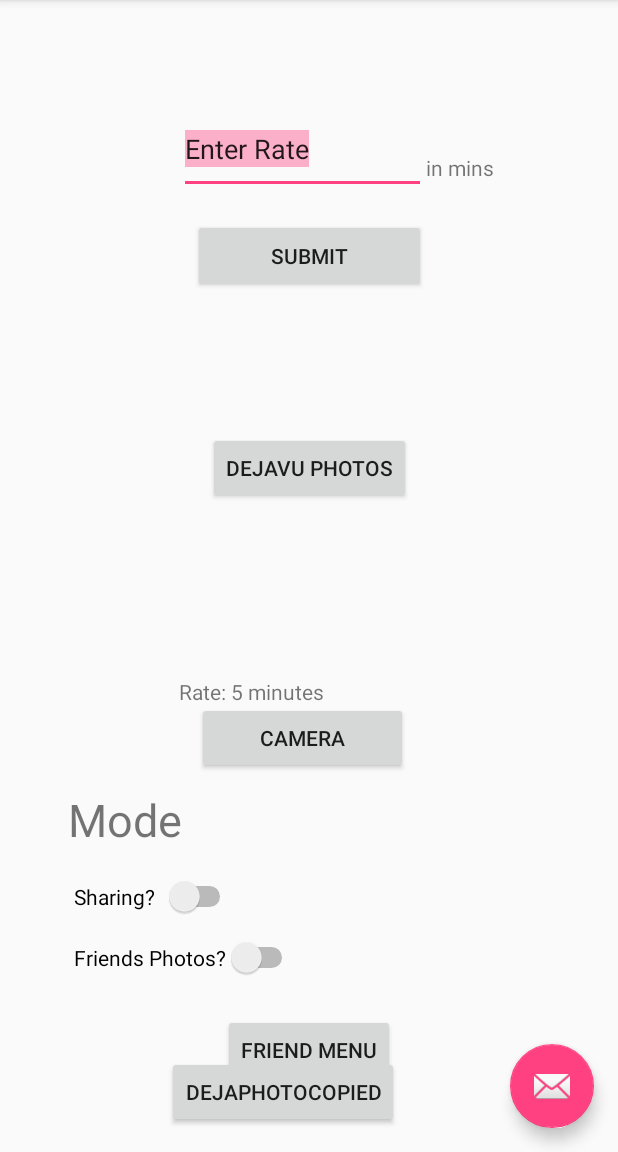
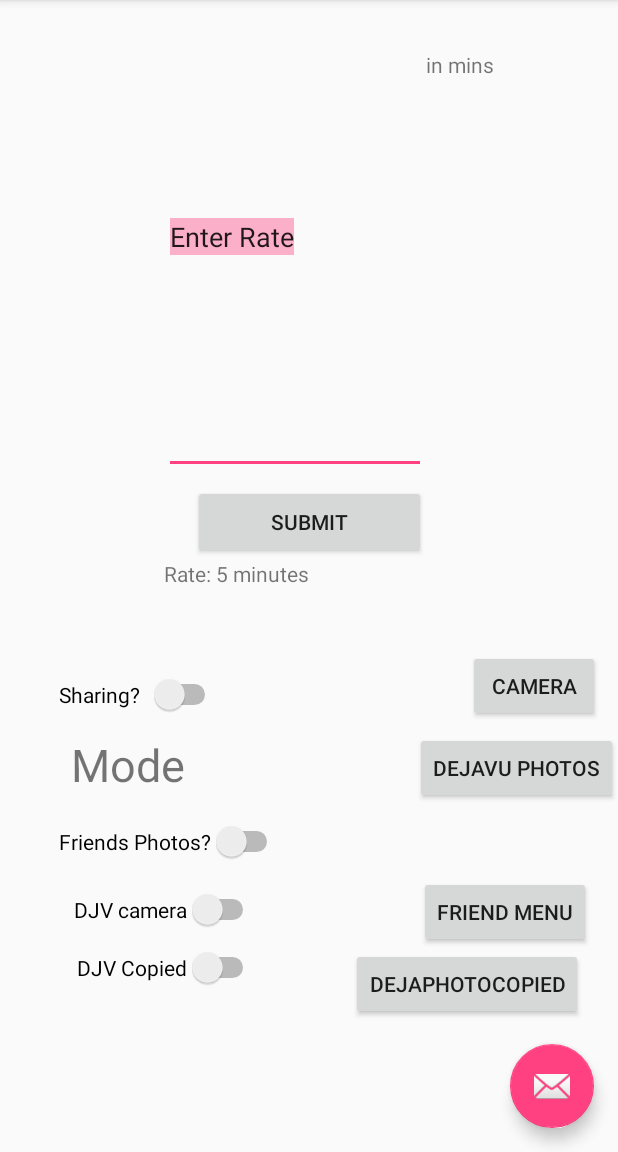
Before and after one commit to ahidalgo95/Software-Engineering-Project, an Android app: the screen it shows after launch (MainActivity), on a phone screen of 412 x 824 dp, the part 84-1236 px from its top. Run offline under Robolectric (Android 15) with nearby library versions, the phone set to English and light mode, and no system bars.

Commit message:
UI changes

```diff
--- a/app/src/main/java/com/example/katevandonge/dejaphotoproject/MainActivity.java
+++ b/app/src/main/java/com/example/katevandonge/dejaphotoproject/MainActivity.java
@@ -42,6 +42,8 @@ public class MainActivity extends AppCompatActivity implements LocationListener{
     TrackLocation mLocation;
     static boolean sharingMode = false; //false Means sharing is off
     static boolean friendMode = false;
+    static boolean cameraMode = false;
+    static boolean copiedMode = false;
     User user;
     static int rate = 5000; //set at 5000ms for testing at 5 seconds
     static Intent intentAlpha;
@@ -209,11 +211,7 @@ public class MainActivity extends AppCompatActivity implements LocationListener{
      * @param view
      */
     public void sharingChange(View view){ //tested and works!
-        String thing1 = "" + sharingMode;
-        Log.v("SHARING", thing1);
         sharingMode = !sharingMode;
-        String thing2 = "" + sharingMode;
-        Log.v("SHARING", thing2);
     }
 
     /**
@@ -222,12 +220,15 @@ public class MainActivity extends AppCompatActivity implements LocationListener{
      * @param view
      */
     public void friendModeChange(View view){
-        String thing1 = "" + friendMode;
-        Log.v("SHARING", thing1);
         friendMode = !friendMode;
-        String thing2 = "" + friendMode;
-        Log.v("SHARING", thing2);
+    }
 
+    public void cameraChange(View view){
+        cameraMode = !cameraMode;
+    }
+
+    public void copiedChange(View view){
+        copiedMode = !copiedMode;
     }
 
        /*
--- a/app/src/main/res/layout/content_main.xml
+++ b/app/src/main/res/layout/content_main.xml
@@ -14,7 +14,7 @@
     <EditText
         android:id="@+id/rate"
         android:layout_width="0dp"
-        android:layout_height="60dp"
+        android:layout_height="0dp"
         android:selectAllOnFocus="true"
         android:singleLine="true"
         android:text="Enter Rate"
@@ -22,11 +22,11 @@
         tools:layout_constraintTop_creator="1"
         tools:layout_constraintRight_creator="1"
         tools:layout_constraintBottom_creator="1"
-        app:layout_constraintBottom_toBottomOf="@+id/submit"
-        android:layout_marginTop="69dp"
         tools:layout_constraintLeft_creator="1"
-        android:layout_marginBottom="66dp"
         app:layout_constraintLeft_toLeftOf="@+id/display"
+        app:layout_constraintHorizontal_bias="0.0"
+        app:layout_constraintBottom_toTopOf="@+id/submit"
+        android:layout_marginBottom="7dp"
         app:layout_constraintTop_toTopOf="parent" />
 
     <Button
@@ -38,11 +38,10 @@
         app:layout_constraintLeft_toLeftOf="parent"
         app:layout_constraintRight_toRightOf="parent"
         app:layout_constraintHorizontal_bias="0.502"
-        tools:layout_constraintTop_creator="1"
         tools:layout_constraintRight_creator="1"
-        android:layout_marginTop="146dp"
         tools:layout_constraintLeft_creator="1"
-        app:layout_constraintTop_toTopOf="parent" />
+        tools:layout_constraintBottom_creator="1"
+        app:layout_constraintBottom_toTopOf="@+id/display" />
 
     <TextView
         android:id="@+id/display"
@@ -52,7 +51,7 @@
         tools:layout_constraintBottom_creator="1"
         app:layout_constraintBottom_toBottomOf="parent"
         tools:layout_constraintLeft_creator="1"
-        android:layout_marginBottom="287dp"
+        android:layout_marginBottom="366dp"
         app:layout_constraintLeft_toLeftOf="@+id/switch1"
         android:layout_marginLeft="70dp"
         android:layout_marginStart="70dp" />
@@ -69,31 +68,35 @@
         tools:layout_constraintLeft_creator="1"
         android:layout_marginBottom="17dp"
         app:layout_constraintTop_toTopOf="@+id/rate"
-        app:layout_constraintLeft_toRightOf="@+id/submit" />
+        app:layout_constraintLeft_toRightOf="@+id/submit"
+        app:layout_constraintVertical_bias="0.0" />
 
     <ImageView
         android:layout_width="135dp"
-        android:layout_height="95dp"
+        android:layout_height="0dp"
         android:id="@+id/testPhoto"
-        tools:layout_editor_absoluteY="400dp"
-        tools:layout_editor_absoluteX="-1dp" />
+        tools:layout_constraintTop_creator="1"
+        tools:layout_constraintBottom_creator="1"
+        app:layout_constraintBottom_toBottomOf="parent"
+        android:layout_marginTop="13dp"
+        app:layout_constraintTop_toBottomOf="@+id/copiedSwitch"
+        tools:layout_constraintLeft_creator="1"
+        android:layout_marginBottom="3dp"
+        app:layout_constraintLeft_toLeftOf="parent" />
 
     <Button
         android:id="@+id/camButton"
         android:layout_width="0dp"
         android:layout_height="48dp"
         android:layout_marginEnd="12dp"
-        android:layout_marginStart="12dp"
         android:onClick="accessCamera"
         android:text="Camera"
         app:layout_constraintBottom_toBottomOf="parent"
-        app:layout_constraintHorizontal_bias="0.333"
-        app:layout_constraintLeft_toLeftOf="@+id/rate"
-        app:layout_constraintRight_toRightOf="@+id/rate"
         app:layout_constraintTop_toTopOf="parent"
-        app:layout_constraintVertical_bias="0.65"
-        tools:layout_constraintLeft_creator="1"
-        tools:layout_constraintRight_creator="1" />
+        app:layout_constraintVertical_bias="0.602"
+        tools:layout_constraintRight_creator="1"
+        android:layout_marginRight="12dp"
+        app:layout_constraintRight_toRightOf="parent" />
 
     <Button
         android:id="@+id/button3"
@@ -103,10 +106,9 @@
         tools:layout_constraintTop_creator="1"
         tools:layout_constraintRight_creator="1"
         android:layout_marginEnd="23dp"
-        app:layout_constraintRight_toRightOf="@+id/display"
-        android:layout_marginTop="223dp"
-        app:layout_constraintTop_toBottomOf="@+id/display"
-        android:layout_marginRight="23dp" />
+        android:layout_marginRight="23dp"
+        app:layout_constraintRight_toRightOf="parent"
+        app:layout_constraintTop_toBottomOf="@+id/FriendActivity" />
 
     <Switch
         android:id="@+id/switch1"
@@ -116,17 +118,12 @@
         android:onClick="sharingChange"
         android:textColorLink="@android:color/holo_purple"
         tools:layout_constraintTop_creator="1"
-        tools:layout_constraintRight_creator="1"
-        tools:layout_constraintBottom_creator="1"
-        app:layout_constraintBottom_toBottomOf="@+id/button3"
-        app:layout_constraintRight_toRightOf="parent"
-        android:layout_marginTop="12dp"
+        android:layout_marginTop="34dp"
         app:layout_constraintTop_toBottomOf="@+id/display"
         tools:layout_constraintLeft_creator="1"
-        android:layout_marginBottom="18dp"
         app:layout_constraintLeft_toLeftOf="parent"
-        app:layout_constraintHorizontal_bias="0.163"
-        app:layout_constraintVertical_bias="0.417" />
+        android:layout_marginLeft="39dp"
+        android:layout_marginStart="39dp" />
 
     <TextView
         android:id="@+id/textView"
@@ -134,26 +131,24 @@
         android:layout_height="45dp"
         android:text="Modes"
         android:textSize="30dp"
-        tools:layout_constraintTop_creator="1"
-        tools:layout_constraintRight_creator="1"
         tools:layout_constraintBottom_creator="1"
-        app:layout_constraintBottom_toBottomOf="@+id/switch1"
-        android:layout_marginEnd="24dp"
-        app:layout_constraintRight_toRightOf="@+id/switch1"
-        android:layout_marginTop="45dp"
-        app:layout_constraintTop_toBottomOf="@+id/display"
-        android:layout_marginBottom="54dp" />
+        android:layout_marginLeft="47dp"
+        app:layout_constraintLeft_toLeftOf="parent"
+        app:layout_constraintBottom_toBottomOf="parent"
+        android:layout_marginBottom="233dp"
+        android:layout_marginStart="47dp" />
 
     <Switch
-        android:id="@+id/switch2"
+        android:id="@+id/friendSwitch"
         android:layout_width="wrap_content"
         android:layout_height="wrap_content"
+        android:layout_marginTop="57dp"
+        android:onClick="friendModeChange"
         android:text="Friends Photos?"
-        android:onClick="friendModeChange"
-        tools:layout_constraintTop_creator="1"
+        app:layout_constraintLeft_toLeftOf="@+id/switch1"
         app:layout_constraintTop_toBottomOf="@+id/switch1"
         tools:layout_constraintLeft_creator="1"
-        app:layout_constraintLeft_toLeftOf="@+id/switch1" />
+        tools:layout_constraintTop_creator="1" />
 
     <Button
         android:id="@+id/FriendActivity"
@@ -166,13 +161,14 @@
         tools:layout_constraintBottom_creator="1"
         app:layout_constraintBottom_toBottomOf="parent"
         tools:layout_constraintLeft_creator="1"
-        android:layout_marginBottom="44dp" />
+        android:layout_marginBottom="136dp"
+        app:layout_constraintHorizontal_bias="0.94" />
 
     <Button
         android:id="@+id/DejaVuPhotos"
         android:layout_width="wrap_content"
         android:layout_height="wrap_content"
-        android:layout_marginBottom="432dp"
+        android:layout_marginBottom="232dp"
         android:onClick="viewDejaVuPhotos"
         android:text="DejaVu Photos"
         app:layout_constraintBottom_toBottomOf="parent"
@@ -180,8 +176,33 @@
         app:layout_constraintRight_toRightOf="parent"
         tools:layout_constraintBottom_creator="1"
         tools:layout_constraintLeft_creator="1"
-        tools:layout_constraintRight_creator="1" />
+        tools:layout_constraintRight_creator="1"
+        app:layout_constraintHorizontal_bias="1.0" />
 
+    <Switch
+        android:id="@+id/cameraSwitch"
+        android:layout_width="wrap_content"
+        android:layout_height="wrap_content"
+        android:text="DJV camera"
+        tools:layout_constraintTop_creator="1"
+        android:layout_marginStart="10dp"
+        android:layout_marginTop="18dp"
+        android:onClick="cameraChange"
+        app:layout_constraintTop_toBottomOf="@+id/friendSwitch"
+        tools:layout_constraintLeft_creator="1"
+        app:layout_constraintLeft_toLeftOf="@+id/friendSwitch" />
+
+    <Switch
+        android:id="@+id/copiedSwitch"
+        android:layout_width="wrap_content"
+        android:layout_height="wrap_content"
+        android:text="DJV Copied"
+        android:onClick="copiedChange"
+        tools:layout_constraintTop_creator="1"
+        tools:layout_constraintRight_creator="1"
+        app:layout_constraintRight_toRightOf="@+id/cameraSwitch"
+        android:layout_marginTop="11dp"
+        app:layout_constraintTop_toBottomOf="@+id/cameraSwitch" />
 
 
 </android.support.constraint.ConstraintLayout>
```
